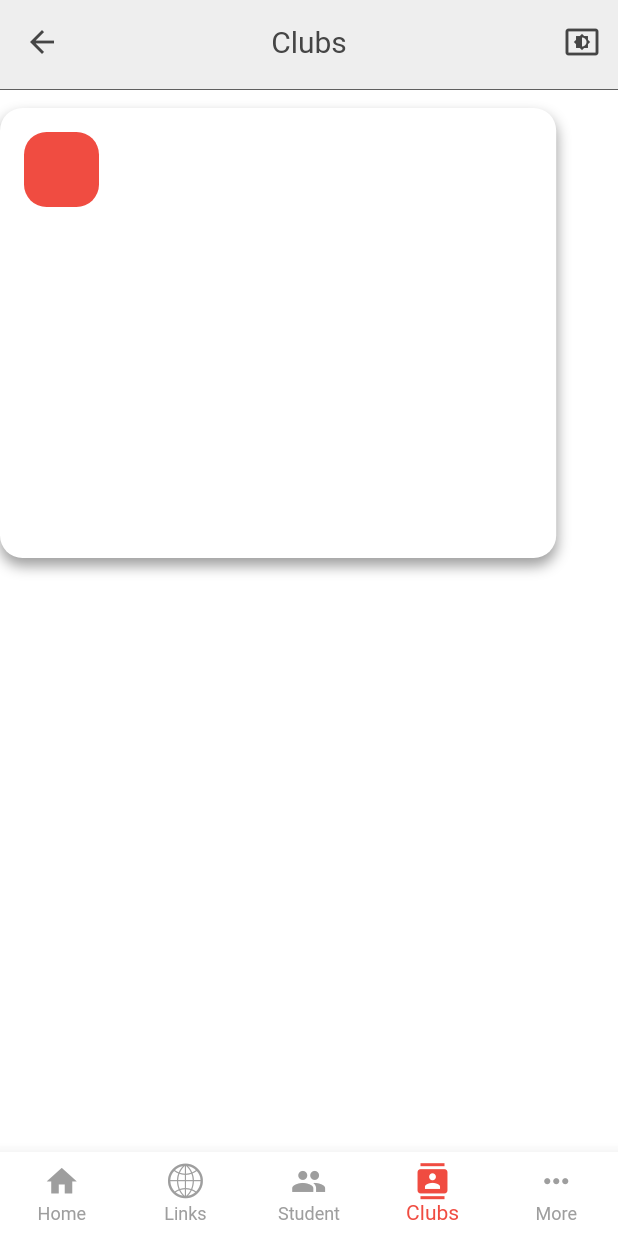
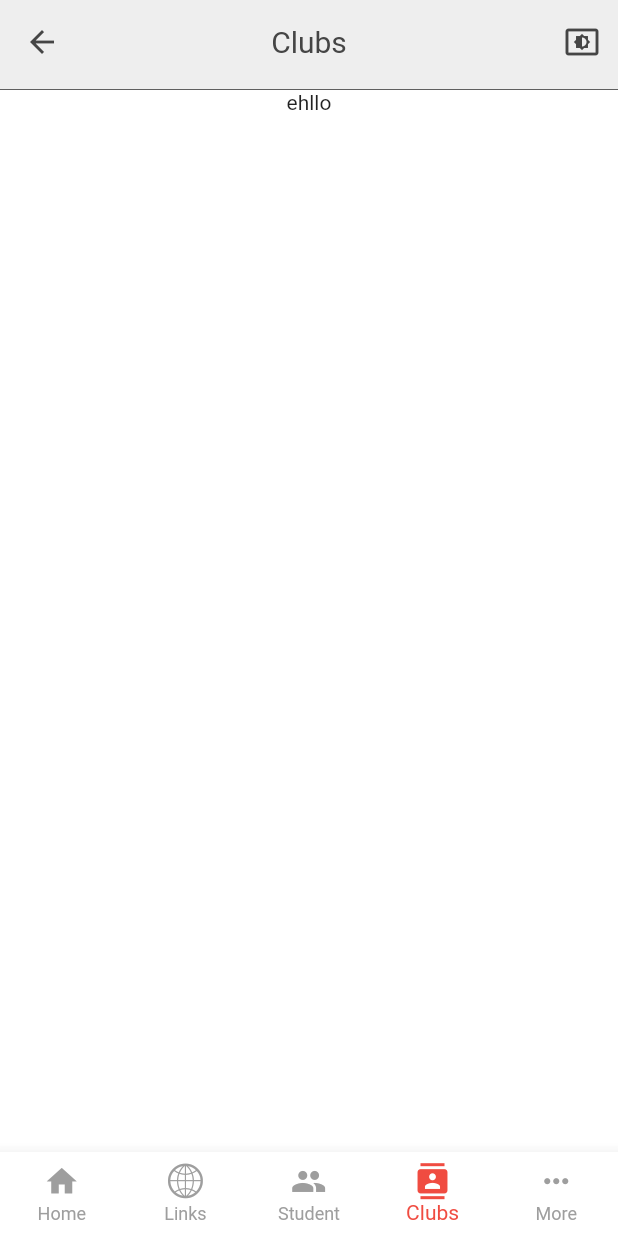
Before and after one commit to uhsmssschoolApp/WolfPackApp, a Flutter app: the clubs screen opened by its route, on a phone screen of 412 x 824 dp. Run offline on Flutter 3.47's test engine with Material 2 defaults, Android fonts, the light colour scheme and no system bars; our stand-ins replace shared_preferences, webview_flutter; accounts and stored records are empty; Roboto replaces fonts that are missing (SFBold).

Commit message:
going to revert

```diff
--- a/testflutter/lib/main.dart
+++ b/testflutter/lib/main.dart
@@ -9,9 +9,12 @@ import 'pages/links.dart';
 import 'pages/student.dart';
 import 'themes/mythemes.dart';
 import 'pages/more.dart';
+// import 'package:firebase_core/firebase_core.dart';
+// import 'package:flutter/material.dart';
 
-void main() {
-  //await Firebase.initializeApp();
+void main() /*async*/ {
+  // WidgetsFlutterBinding.ensureInitialized();
+  // await Firebase.initializeApp();
   runApp(MyApp());
 }
 
--- a/testflutter/lib/pages/clubs.dart
+++ b/testflutter/lib/pages/clubs.dart
@@ -1,5 +1,3 @@
-// import 'dart:html';
-
 import 'package:flutter/material.dart';
 import 'package:flutter/rendering.dart';
 import 'package:testflutter/nav.dart';
@@ -10,6 +8,7 @@ import '../constants/consts.dart';
 //firestore packages
 
 // import 'package:cloud_firestore/cloud_firestore.dart';
+// import 'package:firebase_core/firebase_core.dart';
 
 import '../appbar.dart';
 
@@ -28,51 +27,12 @@ class _clubsState extends State<clubs> {
   @override
   Widget build(BuildContext context) {
     double screenWidth = MediaQuery.of(context).size.width;
-
     return Scaffold(
         bottomNavigationBar: Nav(),
         appBar: mainAppBar("Clubs"),
         body: SingleChildScrollView(
-        child: Column(
-          // crossAxisAlignment: CrossAxisAlignment.start,
-          children: <Widget>[
-            SingleChildScrollView(
-              controller: ScrollController(),
-              child: Row(children: [
-                Container(
-                  margin: const EdgeInsets.only(top: 12.0),
-                  child: Column(
-                    children: [
-                      Row(
-                        children: [
-                          Container(
-                            margin: EdgeInsets.only(
-                                left: 16.0, right: 16.0, top: 16.0),
-                            alignment: Alignment.center,
-                            height: 50,
-                            width: 50,
-                            decoration: BoxDecoration(
-                              color: maroon,
-                              borderRadius: homeCorners,
-                            ),
-                          )
-                        ],
-                      ),
-                    ],
-                  ),
-                  alignment: Alignment.topRight,
-                  height: 300,
-                  width: screenWidth * 0.9,
-                  decoration: BoxDecoration(
-                    color: Theme.of(context).cardColor,
-                    borderRadius: homeCorners,
-                    boxShadow: [
-                      BoxShadow(
-                          color: Theme.of(context).shadowColor,
-                          blurRadius: 7,
-                          offset: Offset(0, 5))
-                    ],
-                  ),
+            child: Center(
+          child: Text('ehllo'),
           // child: Container(
           //   padding: EdgeInsets.only(top: 16.0),
           //   child: StreamBuilder<QuerySnapshot>(
@@ -80,10 +40,8 @@ class _clubsState extends State<clubs> {
           //       builder: (BuildContext context,
           //           AsyncSnapshot<QuerySnapshot> snapshot) {
           //         if (snapshot.hasError) {
-                  //           return Text('Something went wrong.');
           //         }
-                  //         if (snapshot.connectionState ==
-                  //             ConnectionState.waiting) {
+          //         if (snapshot.connectionState == ConnectionState.waiting) {
           //           return Text('Loading');
           //         }
           //         final data = snapshot.requireData;
@@ -91,14 +49,57 @@ class _clubsState extends State<clubs> {
           //         return ListView.builder(
           //             itemCount: data.size,
           //             itemBuilder: (context, index) {
-                  //               return Text(
-                  //                   data.docs[index]['announcements']);
+          //               return Text(data.docs[index]['announcements']);
           //             });
           //       }),
           // ),
-                ),
-              ]),
-            ),
+        )));
+  }
+}
+
+      //   child: Column(
+      //     // crossAxisAlignment: CrossAxisAlignment.start,
+      //     children: <Widget>[
+      //       SingleChildScrollView(
+      //         controller: ScrollController(),
+      //         child: Row(children: [
+      //           Container(
+      //             margin: const EdgeInsets.only(top: 12.0),
+      //             child: Column(
+      //               children: [
+      //                 Row(
+      //                   children: [
+      //                     Container(
+      //                       margin: EdgeInsets.only(
+      //                           left: 16.0, right: 16.0, top: 16.0),
+      //                       alignment: Alignment.center,
+      //                       height: 50,
+      //                       width: 50,
+      //                       decoration: BoxDecoration(
+      //                         color: maroon,
+      //                         borderRadius: homeCorners,
+      //                       ),
+      //                     )
+      //                   ],
+      //                 ),
+      //               ],
+      //             ),
+      //             alignment: Alignment.topRight,
+      //             height: 300,
+      //             width: screenWidth * 0.9,
+      //             decoration: BoxDecoration(
+      //               color: Theme.of(context).cardColor,
+      //               borderRadius: homeCorners,
+      //               boxShadow: [
+      //                 BoxShadow(
+      //                     color: Theme.of(context).shadowColor,
+      //                     blurRadius: 7,
+      //                     offset: Offset(0, 5))
+      //               ],
+      //             ),
+      //           ),
+      //         ]),
+
 
             // const Card(
             //   margin: EdgeInsets.only(left: 20.0, right: 20.0),
@@ -128,9 +129,6 @@ class _clubsState extends State<clubs> {
             //     ),
             //   ),
             // )
-          ],
-        ),
-      ),
-    );
-  }
-}
+          // ],
+        // ),
+      // ),
```
Also changed, not shown: testflutter/pubspec.lock, 3 other files. Lines whose indentation alone changed are shown as unchanged.
